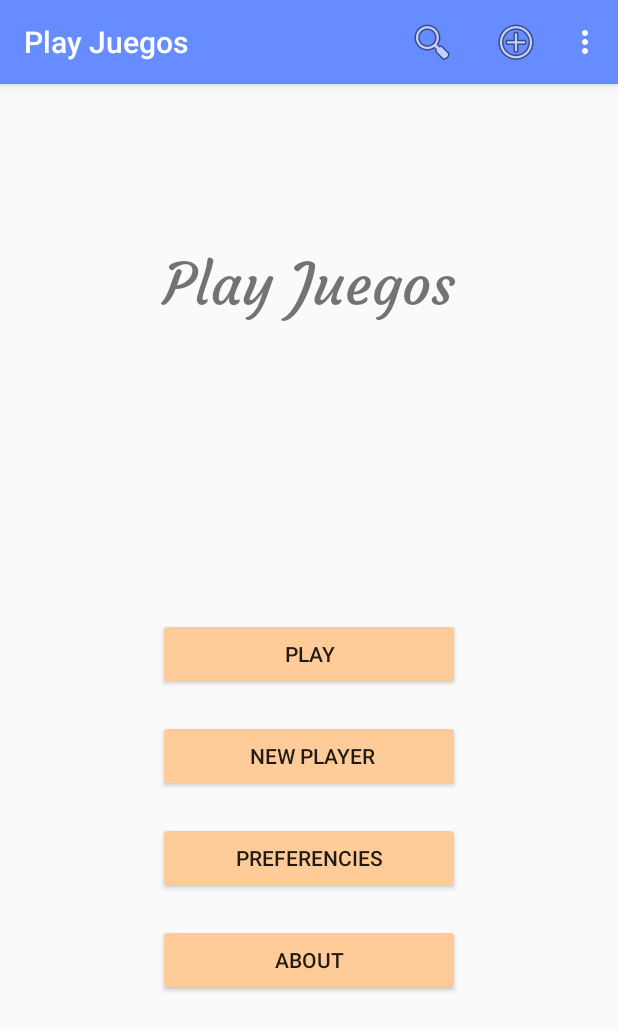
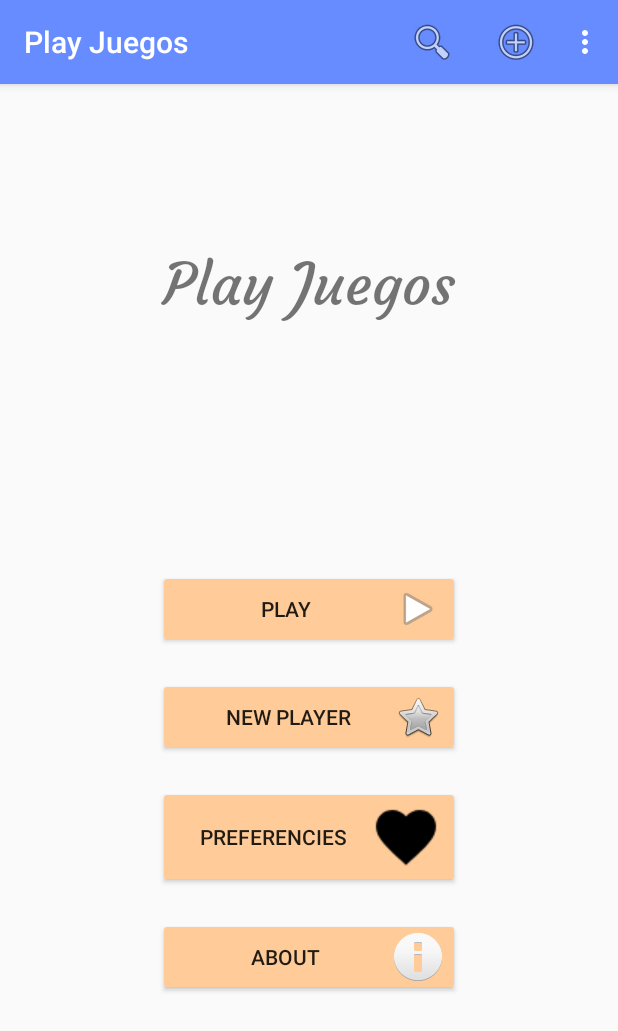
Before and after one commit to eubeco/PlayJuegos2, an Android app: the screen it shows after launch (MainActivity), on a phone screen of 412 x 824 dp. Shown: the top 1031 px of the screen. Run offline under Robolectric (Android 15) with nearby library versions, the phone set to English and light mode, and no system bars.

Commit message:
Imágenes a la derecha de los botones en los dos layouts. Archivo imagen del botón preferencies.

```diff
--- a/app/src/main/res/layout-land/activity_main.xml
+++ b/app/src/main/res/layout-land/activity_main.xml
@@ -3,8 +3,9 @@
 
     android:orientation="vertical"
     android:layout_width="match_parent"
-    android:layout_height="match_parent"
-    android:layout_margin="50dp">
+    android:layout_height="match_parent">
+    <!--android:layout_margin="50dp"-->
+
 
 <!--
     <android.support.v7.widget.Toolbar
@@ -34,8 +35,8 @@
     <TableLayout
         android:layout_width="match_parent"
         android:layout_height="wrap_content"
-        android:layout_marginBottom="100dp"
-        >
+        android:layout_marginBottom="100dp">
+
 
         <LinearLayout
             android:orientation="horizontal"
@@ -48,15 +49,18 @@
                 android:id="@+id/Button"
                 android:layout_width="40dp"
                 android:layout_height="match_parent"
+                android:layout_marginLeft="30dp"
                 android:layout_weight="1"
-                android:layout_marginLeft="30dp"
+                android:drawableRight="@android:drawable/ic_media_play"
                 android:text="PLAY" />
+
             <Button
                 android:id="@+id/Button1"
                 android:layout_width="40dp"
                 android:layout_height="match_parent"
+                android:layout_marginLeft="30dp"
                 android:layout_weight="1"
-                android:layout_marginLeft="30dp"
+                android:drawableRight="@android:drawable/btn_star"
                 android:text="@string/new_player" />
 
         </LinearLayout>
@@ -72,14 +76,17 @@
                 android:layout_height="match_parent"
                 android:layout_marginLeft="30dp"
                 android:layout_weight="1"
-                android:text="PREFERENCIES" />
+                android:drawableRight="@drawable/favorite_black_24dp"
+                android:text="@string/preferencies" />
+
             <Button
                 android:id="@+id/Button3"
                 android:layout_width="40dp"
                 android:layout_height="match_parent"
                 android:layout_marginLeft="30dp"
                 android:layout_weight="1"
-                android:text="ABOUT" />
+                android:drawableRight="@android:drawable/ic_dialog_info"
+                android:text="@string/about" />
         </LinearLayout>
     </TableLayout>
 </LinearLayout>
--- a/app/src/main/res/layout/activity_main.xml
+++ b/app/src/main/res/layout/activity_main.xml
@@ -48,7 +48,9 @@
             android:layout_marginRight="55dp"
             android:layout_marginBottom="10dp"
             android:layout_weight="1"
+            android:drawableRight="@android:drawable/ic_media_play"
             android:text="PLAY" />
+
         <Button
             android:id="@+id/Button1"
             android:layout_width="wrap_content"
@@ -58,7 +60,9 @@
             android:layout_marginRight="55dp"
             android:layout_marginBottom="10dp"
             android:layout_weight="1"
+            android:drawableRight="@android:drawable/btn_star"
             android:text=" NEW PLAYER" />
+
         <Button
             android:id="@+id/Button2"
             android:layout_width="wrap_content"
@@ -68,7 +72,9 @@
             android:layout_marginRight="55dp"
             android:layout_marginBottom="10dp"
             android:layout_weight="1"
+            android:drawableRight="@drawable/favorite_black_24dp"
             android:text="PREFERENCIES" />
+
         <Button
             android:id="@+id/Button3"
             android:layout_width="wrap_content"
@@ -78,6 +84,7 @@
             android:layout_marginRight="55dp"
             android:layout_marginBottom="10dp"
             android:layout_weight="1"
+            android:drawableRight="@android:drawable/ic_dialog_info"
             android:text="ABOUT" />
     </TableLayout>
 </LinearLayout>
--- a/app/src/main/res/values/strings.xml
+++ b/app/src/main/res/values/strings.xml
@@ -15,6 +15,8 @@
     <string name="action_buscar">BUSCAR</string>
     <string name="action_settings">SETTINGS</string>
     <string name="action_add">ADD</string>
+    <string name="preferencies">PREFERENCIES</string>
+    <string name="about">ABOUT</string>
     <string-array name="spinner_name">
         <item>Item One</item>
         <item>Item Two</item>
```
Also changed, not shown: app/src/main/res/drawable/favorite_black_24dp.png (added).
